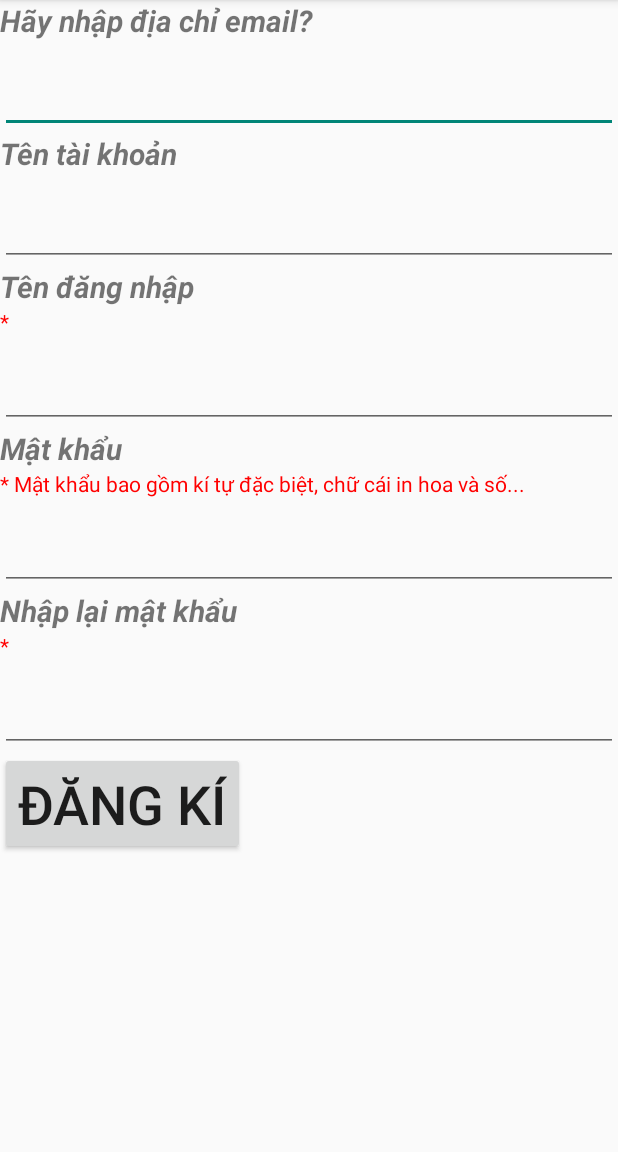
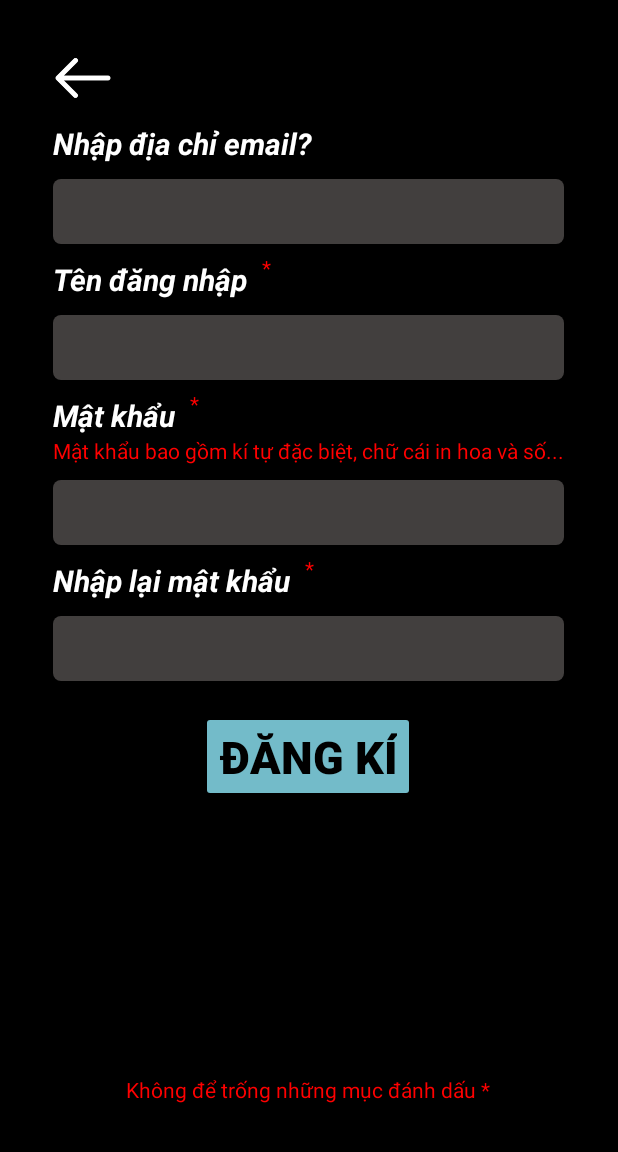
Before and after one commit to TruongCongPhi/MyMusic, an Android app: the SignUpActivity screen opened directly, with no data from a screen before it, on a phone screen of 412 x 824 dp, the part 84-1236 px from its top. Run offline under Robolectric (Android 15) with nearby library versions, the phone set to English and light mode, and no system bars; our stand-ins replace Firebase (no records; nobody signed in at launch, a user with empty details on screens opened directly).

Commit message:
phần signup

```diff
--- a/app/src/main/res/drawable/custom_button_login.xml
+++ b/app/src/main/res/drawable/custom_button_login.xml
@@ -10,6 +10,8 @@
     </item>
     <item>
         <shape android:shape="rectangle">
+            <size android:height="50dp"
+                android:width="200dp"></size>
 
             <corners android:radius="30dp"></corners>
             <stroke android:color="#9BABB8"
--- /dev/null
+++ b/app/src/main/res/drawable/custom_edttext.xml
@@ -0,0 +1,10 @@
+<?xml version="1.0" encoding="utf-8"?>
+<selector xmlns:android="http://schemas.android.com/apk/res/android">
+    <item>
+        <shape android:shape="rectangle">
+            <corners android:radius="5dp"></corners>
+
+        </shape>
+
+    </item>
+</selector>
--- a/app/src/main/res/layout/activity_signup.xml
+++ b/app/src/main/res/layout/activity_signup.xml
@@ -2,107 +2,191 @@
 <LinearLayout xmlns:android="http://schemas.android.com/apk/res/android"
     android:layout_width="match_parent"
     android:layout_height="match_parent"
-    android:orientation="vertical">
+    xmlns:app="http://schemas.android.com/apk/res-auto"
+    android:orientation="vertical"
+    android:background="#000000"
+    android:gravity="center"
+    >
+<LinearLayout
+    android:layout_width="wrap_content"
+    android:layout_height="match_parent"
+ android:orientation="vertical"
+    android:layout_margin="@dimen/_32dp"
+    >
+ <ImageButton
+     android:layout_width="40dp"
+     android:layout_height="40dp"
+     android:background="@drawable/ic_back"
+     ></ImageButton>
 
  <TextView
+     android:layout_marginTop="10dp"
      android:layout_width="wrap_content"
      android:layout_height="wrap_content"
-    android:text="Hãy nhập địa chỉ email?"
+     android:text="Nhập địa chỉ email?"
      android:textSize="20dp"
      android:textStyle="bold|italic"
+     android:textColor="@color/white"
      />
  <EditText
+     android:layout_marginTop="10dp"
+     android:background="@drawable/custom_edttext"
+     android:backgroundTint="#423F3E"
      android:id="@+id/edt_email"
      android:layout_width="match_parent"
      android:layout_height="wrap_content"
-        android:textSize="30dp"
-        android:inputType="textEmailAddress"></EditText>
-   <TextView
-       android:layout_width="wrap_content"
-       android:layout_height="wrap_content"
-       android:text="Tên tài khoản"
      android:textSize="20dp"
-       android:textStyle="bold|italic"
-       />
-    <EditText
-        android:id="@+id/edt_tentk"
+     android:inputType="textEmailAddress"
+     android:padding="8dp"
+
+     ></EditText>
+
+ <LinearLayout
      android:layout_width="match_parent"
      android:layout_height="wrap_content"
-        android:textSize="30dp"
-        />
+     android:orientation="horizontal">
   <TextView
+      android:layout_marginTop="10dp"
       android:id="@+id/txt_tendn"
       android:layout_width="wrap_content"
       android:layout_height="wrap_content"
       android:text="Tên đăng nhập"
       android:textSize="20dp"
       android:textStyle="bold|italic"
+      android:textColor="@color/white"
       />
   <TextView
+      android:layout_marginLeft="10dp"
       android:layout_width="wrap_content"
       android:layout_height="wrap_content"
       android:text="*"
       android:textColor="#FF0000"
       />
+ </LinearLayout>
  <EditText
+     android:background="@drawable/custom_edttext"
+     android:backgroundTint="#423F3E"
+     android:layout_marginTop="10dp"
      android:layout_width="match_parent"
      android:layout_height="wrap_content"
      android:hint=""
-        android:textSize="30dp"
+     android:textSize="20dp"
+     android:padding="8dp"
+
      />
+ <LinearLayout
+     android:layout_width="match_parent"
+     android:layout_height="wrap_content"
+     android:orientation="horizontal"
+     >
+
   <TextView
+      android:layout_marginTop="10dp"
       android:id="@+id/txt_mk"
       android:layout_width="wrap_content"
       android:layout_height="wrap_content"
       android:text="Mật khẩu"
       android:textSize="20dp"
       android:textStyle="bold|italic"
+      android:textColor="@color/white"
       />
+  <TextView
+      android:layout_marginLeft="10dp"
+      android:layout_width="wrap_content"
+      android:layout_height="wrap_content"
+      android:text="*"
+      android:textColor="#FF0000"
+      />
+ </LinearLayout>
+
  <TextView
      android:id="@+id/txt_canhbao"
      android:layout_width="wrap_content"
      android:layout_height="wrap_content"
-        android:text="* Mật khẩu bao gồm kí tự đặc biệt, chữ cái in hoa và số..."
+     android:text="Mật khẩu bao gồm kí tự đặc biệt, chữ cái in hoa và số..."
      android:textColor="#FF0000"
      />
 
  <EditText
+     android:layout_marginTop="10dp"
+     android:padding="8dp"
+     android:background="@drawable/custom_edttext"
+     android:backgroundTint="#423F3E"
      android:id="@+id/edt_password"
      android:layout_width="match_parent"
      android:layout_height="wrap_content"
-        android:hint=""
-        android:textSize="30dp"
+     android:textSize="20dp"
+     android:inputType="textPassword"
      />
+ <LinearLayout
+     android:layout_width="wrap_content"
+     android:layout_height="wrap_content"
+     android:orientation="horizontal">
+
   <TextView
+      android:layout_marginTop="10dp"
       android:id="@+id/txt_nhaplai"
       android:layout_width="wrap_content"
       android:layout_height="wrap_content"
       android:text="Nhập lại mật khẩu"
       android:textSize="20dp"
       android:textStyle="bold|italic"
+      android:textColor="@color/white"
       />
   <TextView
+      android:layout_marginLeft="10dp"
       android:layout_width="wrap_content"
       android:layout_height="wrap_content"
       android:text="*"
       android:textColor="#FF0000"
       />
+ </LinearLayout>
+
 
  <EditText
+     android:layout_marginTop="10dp"
+     android:background="@drawable/custom_edttext"
+     android:backgroundTint="#423F3E"
      android:layout_width="match_parent"
      android:layout_height="wrap_content"
      android:hint=""
-        android:textSize="30dp"
+     android:textSize="20dp"
+     android:padding="8dp"
+     android:inputType="textPassword"
      />
  <Button
+     android:layout_marginTop="20dp"
      android:id="@+id/btn_signup"
      android:layout_width="wrap_content"
      android:layout_height="wrap_content"
      android:text="Đăng kí"
-        android:textSize="36sp"></Button>
+     android:textColor="@color/black"
+     android:textSize="30sp"
+     android:layout_gravity="center"
+     app:backgroundTint="#73bbc9"
+     android:textStyle="bold"
 
+     ></Button>
 
+ <RelativeLayout
+     android:layout_width="match_parent"
+     android:layout_height="match_parent"
 
+     >
+
+  <TextView
+
+      android:layout_centerInParent="true"
+      android:layout_alignParentBottom="true"
+      android:layout_width="wrap_content"
+      android:layout_height="wrap_content"
+      android:text="Không để trống những mục đánh dấu *"
+      android:textColor="#FF0000"
+
+      />
+ </RelativeLayout>
+
+</LinearLayout>
 
 
 
```
Also changed, not shown: app/src/main/res/drawable/ic_back.png (added). Lines whose indentation alone changed are shown as unchanged.
